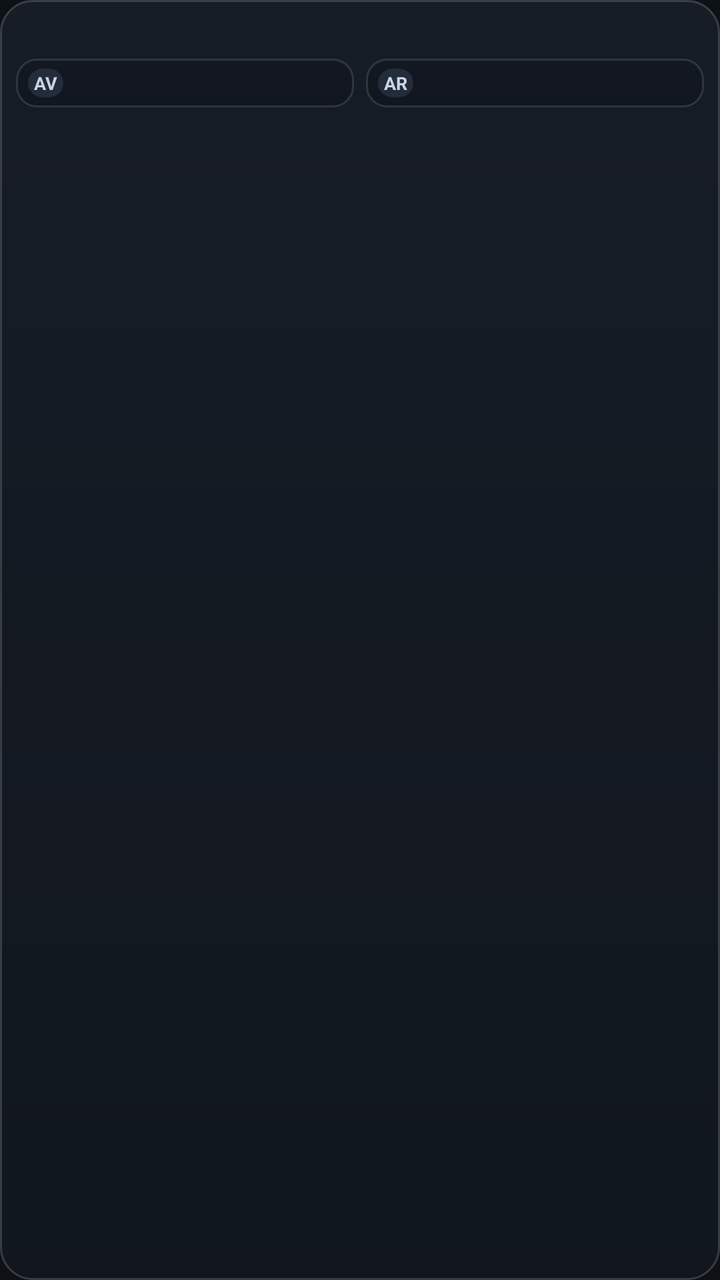
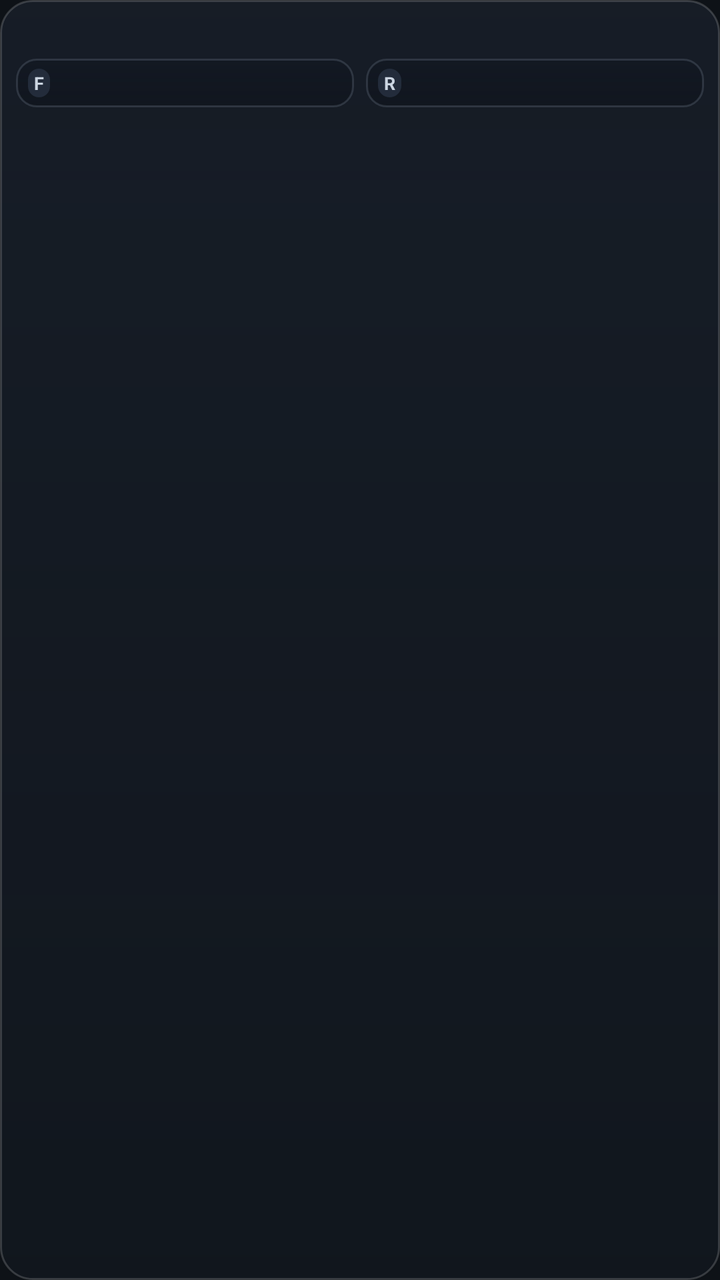

Screens rendered from an Android XML layout before and after an edit, with the pre-edit source and the edit as a unified diff.
<!-- AndroidManifest.xml: application theme Theme.TirePressure -->
<!-- res/layout/widget_single_bike_setup_item_dark.xml -->
<?xml version="1.0" encoding="utf-8"?>
<LinearLayout xmlns:android="http://schemas.android.com/apk/res/android"
    android:layout_width="match_parent"
    android:layout_height="wrap_content"
    android:layout_marginBottom="6dp"
    android:background="@drawable/widget_card_dark"
    android:orientation="vertical"
    android:padding="8dp">

    
    <LinearLayout
        android:layout_width="match_parent"
        android:layout_height="wrap_content"
        android:gravity="center_vertical"
        android:orientation="horizontal">

        <TextView
            android:id="@+id/setup_item_name"
            android:layout_width="0dp"
            android:layout_height="wrap_content"
            android:layout_weight="1"
            android:ellipsize="end"
            android:fontFamily="sans-serif-medium"
            android:maxLines="1"
            android:textColor="#F2F5F8"
            android:textSize="12sp"
            android:textStyle="bold" />

        <TextView
            android:id="@+id/setup_item_style_badge"
            android:layout_width="wrap_content"
            android:layout_height="wrap_content"
            android:background="@drawable/widget_badge_discipline_dark"
            android:paddingHorizontal="5dp"
            android:paddingVertical="1dp"
            android:textColor="#D4FF00"
            android:textSize="9sp"
            android:visibility="gone" />

        <ImageView
            android:id="@+id/setup_item_warning"
            android:layout_width="16dp"
            android:layout_height="16dp"
            android:layout_marginStart="4dp"
            android:contentDescription="Warning"
            android:src="@drawable/ic_widget_warning"
            android:visibility="gone" />
    </LinearLayout>

    
    <LinearLayout
        android:layout_width="match_parent"
        android:layout_height="wrap_content"
        android:layout_marginTop="5dp"
        android:orientation="horizontal">

        
        <LinearLayout
            android:layout_width="0dp"
            android:layout_height="wrap_content"
            android:layout_marginEnd="3dp"
            android:layout_weight="1"
            android:background="@drawable/widget_pressure_pill_dark"
            android:gravity="center_vertical"
            android:orientation="horizontal"
            android:paddingHorizontal="6dp"
            android:paddingVertical="4dp">

            <TextView
                android:id="@+id/setup_front_abbr"
                android:layout_width="wrap_content"
                android:layout_height="wrap_content"
                android:background="@drawable/widget_badge_discipline_dark"
                android:paddingHorizontal="3dp"
                android:paddingVertical="1dp"
                android:text="AV"
                android:textColor="#CBD5E1"
                android:textSize="9sp"
                android:textStyle="bold" />

            <TextView
                android:id="@+id/setup_front_dry_val"
                android:layout_width="match_parent"
                android:layout_height="wrap_content"
                android:gravity="end"
                android:singleLine="true"
                android:textColor="#D4FF00"
                android:textSize="12sp"
                android:textStyle="bold" />
        </LinearLayout>

        
        <LinearLayout
            android:layout_width="0dp"
            android:layout_height="wrap_content"
            android:layout_marginStart="3dp"
            android:layout_weight="1"
            android:background="@drawable/widget_pressure_pill_dark"
            android:gravity="center_vertical"
            android:orientation="horizontal"
            android:paddingHorizontal="6dp"
            android:paddingVertical="4dp">

            <TextView
                android:id="@+id/setup_rear_abbr"
                android:layout_width="wrap_content"
                android:layout_height="wrap_content"
                android:background="@drawable/widget_badge_discipline_dark"
                android:paddingHorizontal="3dp"
                android:paddingVertical="1dp"
                android:text="AR"
                android:textColor="#CBD5E1"
                android:textSize="9sp"
                android:textStyle="bold" />

            <TextView
                android:id="@+id/setup_rear_dry_val"
                android:layout_width="match_parent"
                android:layout_height="wrap_content"
                android:gravity="end"
                android:singleLine="true"
                android:textColor="#D4FF00"
                android:textSize="12sp"
                android:textStyle="bold" />
        </LinearLayout>
    </LinearLayout>

    
    <TextView
        android:id="@+id/setup_wet_info"
        android:layout_width="match_parent"
        android:layout_height="wrap_content"
        android:layout_marginTop="3dp"
        android:gravity="end"
        android:textColor="#8B949E"
        android:textSize="10sp" />
</LinearLayout>
<!-- resources referenced by this layout -->
<resources>
  <!-- drawable ic_widget_warning (drawable) -->
  <vector xmlns:android="http://schemas.android.com/apk/res/android"
      android:width="24dp"
      android:height="24dp"
      android:viewportWidth="24"
      android:viewportHeight="24">
      <path
          android:fillColor="#F59E0B"
          android:pathData="M1,21h22L12,2 1,21zM13,18h-2v-2h2v2zM13,14h-2v-4h2v4z"/>
  </vector>
  <!-- drawable widget_badge_discipline_dark (drawable) -->
  <?xml version="1.0" encoding="utf-8"?>
  <shape xmlns:android="http://schemas.android.com/apk/res/android"
      android:shape="rectangle">
      <solid android:color="#232C3B" />
      <corners android:radius="8dp" />
  </shape>
  <!-- drawable widget_card_dark (drawable) -->
  <?xml version="1.0" encoding="utf-8"?>
  <shape xmlns:android="http://schemas.android.com/apk/res/android"
      android:shape="rectangle">
      <gradient
          android:startColor="#66222C3D"
          android:endColor="#4D161F2C"
          android:angle="270" />
      <corners android:radius="16dp" />
      <stroke
          android:width="1dp"
          android:color="#2BFFFFFF" />
  </shape>
  <!-- drawable widget_pressure_pill_dark (drawable) -->
  <?xml version="1.0" encoding="utf-8"?>
  <shape xmlns:android="http://schemas.android.com/apk/res/android"
      android:shape="rectangle">
      <gradient
          android:startColor="#800E141E"
          android:endColor="#66080C13"
          android:angle="270" />
      <corners android:radius="10dp" />
      <stroke
          android:width="1dp"
          android:color="#3394A3B8" />
  </shape>
  <style name="Theme.TirePressure" parent="android:Theme.Material.NoActionBar">
          <item name="android:windowBackground">@color/background_dark</item>
          <item name="android:statusBarColor">@android:color/transparent</item>
          <item name="android:navigationBarColor">@android:color/transparent</item>
          <item name="android:enforceNavigationBarContrast" tools:targetApi="q">false</item>
          <item name="android:enforceStatusBarContrast" tools:targetApi="q">false</item>
      </style>
  <color name="background_dark">#0E1217</color>
</resources>

<!-- the commit's change to res/layout/widget_single_bike_setup_item_dark.xml (unified diff, before → after) -->
@@ -73,7 +73,7 @@
                 android:background="@drawable/widget_badge_discipline_dark"
                 android:paddingHorizontal="3dp"
                 android:paddingVertical="1dp"
-                android:text="AV"
+                android:text="@string/widget_front_abbr"
                 android:textColor="#CBD5E1"
                 android:textSize="9sp"
                 android:textStyle="bold" />
@@ -82,6 +82,7 @@
                 android:id="@+id/setup_front_dry_val"
                 android:layout_width="match_parent"
                 android:layout_height="wrap_content"
+                android:fontFamily="sans-serif-medium"
                 android:gravity="end"
                 android:singleLine="true"
                 android:textColor="#D4FF00"
@@ -108,7 +109,7 @@
                 android:background="@drawable/widget_badge_discipline_dark"
                 android:paddingHorizontal="3dp"
                 android:paddingVertical="1dp"
-                android:text="AR"
+                android:text="@string/widget_rear_abbr"
                 android:textColor="#CBD5E1"
                 android:textSize="9sp"
                 android:textStyle="bold" />
@@ -117,6 +118,7 @@
                 android:id="@+id/setup_rear_dry_val"
                 android:layout_width="match_parent"
                 android:layout_height="wrap_content"
+                android:fontFamily="sans-serif-medium"
                 android:gravity="end"
                 android:singleLine="true"
                 android:textColor="#D4FF00"
@@ -131,6 +133,7 @@
         android:layout_width="match_parent"
         android:layout_height="wrap_content"
         android:layout_marginTop="3dp"
+        android:fontFamily="sans-serif"
         android:gravity="end"
         android:textColor="#8B949E"
         android:textSize="10sp" />
<!-- resource entries referenced after the edit -->
@@ -43,6 +43,8 @@
           android:width="1dp"
           android:color="#3394A3B8" />
   </shape>
+  <string name="widget_front_abbr">F</string>
+  <string name="widget_rear_abbr">R</string>
   <style name="Theme.TirePressure" parent="android:Theme.Material.NoActionBar">
           <item name="android:windowBackground">@color/background_dark</item>
           <item name="android:statusBarColor">@android:color/transparent</item>
